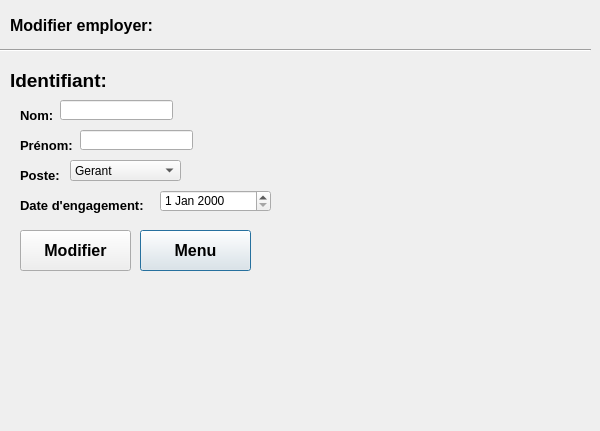
This is UI/Modifier_Employer.ui in LePerron/Application-gestion-employes-projet-session-2023 as Qt 5 draws it before an edit. The edited form follows.
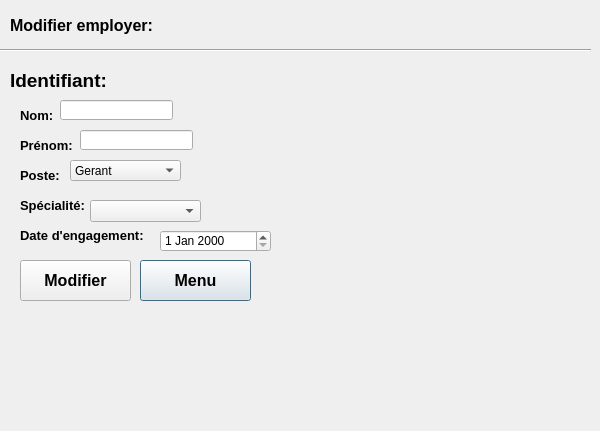
This is the edited form.

Commit message: Spécialiter

The edit to the form file:
```diff
--- a/UI/Modifier_Employer.ui
+++ b/UI/Modifier_Employer.ui
@@ -113,7 +113,7 @@
    <property name="geometry">
     <rect>
      <x>140</x>
-     <y>230</y>
+     <y>260</y>
      <width>111</width>
      <height>41</height>
     </rect>
@@ -154,7 +154,7 @@
    <property name="geometry">
     <rect>
      <x>160</x>
-     <y>190</y>
+     <y>230</y>
      <width>111</width>
      <height>22</height>
     </rect>
@@ -237,7 +237,7 @@
    <property name="geometry">
     <rect>
      <x>20</x>
-     <y>190</y>
+     <y>220</y>
      <width>141</width>
      <height>31</height>
     </rect>
@@ -270,7 +270,7 @@
    <property name="geometry">
     <rect>
      <x>20</x>
-     <y>230</y>
+     <y>260</y>
      <width>111</width>
      <height>41</height>
     </rect>
@@ -291,7 +291,7 @@
    <property name="geometry">
     <rect>
      <x>280</x>
-     <y>190</y>
+     <y>230</y>
      <width>121</width>
      <height>16</height>
     </rect>
@@ -320,6 +320,36 @@
     <string/>
    </property>
   </widget>
+  <widget class="QComboBox" name="comboBoxSpecialiter">
+   <property name="geometry">
+    <rect>
+     <x>90</x>
+     <y>200</y>
+     <width>111</width>
+     <height>22</height>
+    </rect>
+   </property>
+  </widget>
+  <widget class="QLabel" name="labelSpecialiter">
+   <property name="geometry">
+    <rect>
+     <x>20</x>
+     <y>190</y>
+     <width>71</width>
+     <height>31</height>
+    </rect>
+   </property>
+   <property name="font">
+    <font>
+     <pointsize>10</pointsize>
+     <weight>75</weight>
+     <bold>true</bold>
+    </font>
+   </property>
+   <property name="text">
+    <string>Spécialité:</string>
+   </property>
+  </widget>
  </widget>
  <resources/>
  <connections/>
```
The commit also changes 1 other file.
